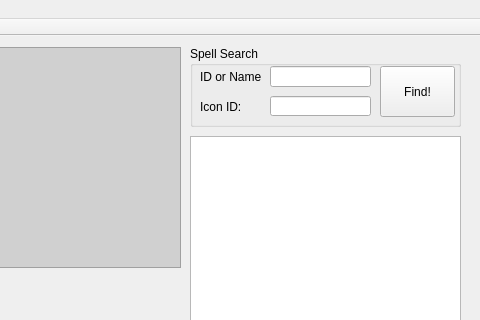
Before: the Qt Designer form QSW/SpellWorkUI.ui in sidsukana/QSpellWork, drawn with Qt 5; both pictures show x 400 to 880 and y 0 to 320 of the 880 by 600 pixel window.
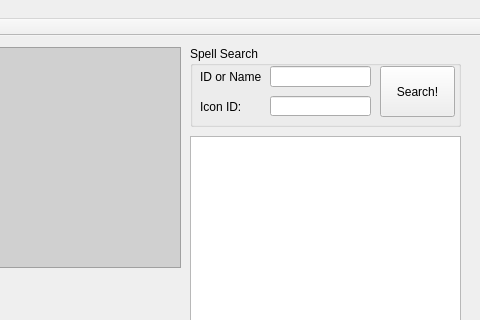
After: the same form once the commit is applied.

Commit message: [5] SpellIconID search, some fixes.

What changed in the file:
```diff
--- a/QSW/SpellWorkUI.ui
+++ b/QSW/SpellWorkUI.ui
@@ -59,7 +59,7 @@
       </rect>
      </property>
      <property name="text">
-      <string>Find!</string>
+      <string>Search!</string>
      </property>
     </widget>
     <widget class="QLabel" name="findLine_l2">
```
The commit also changes 2 other files.
